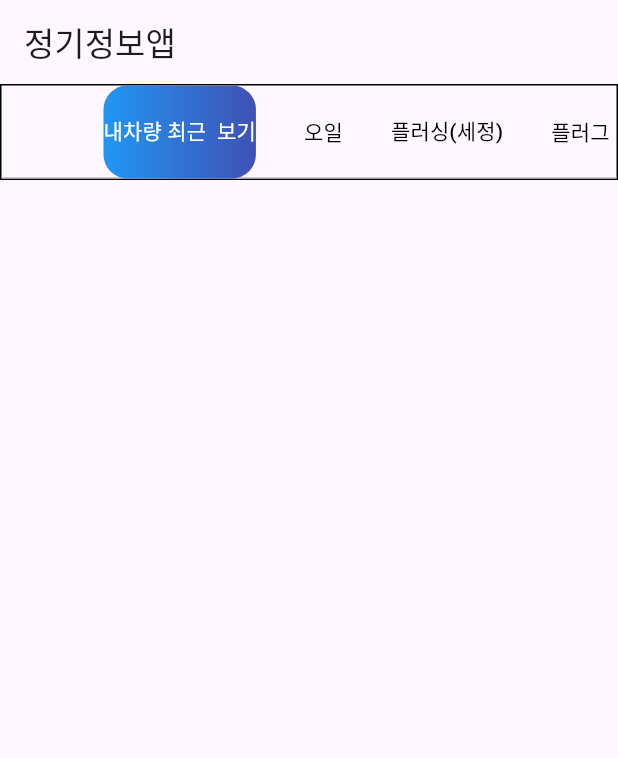
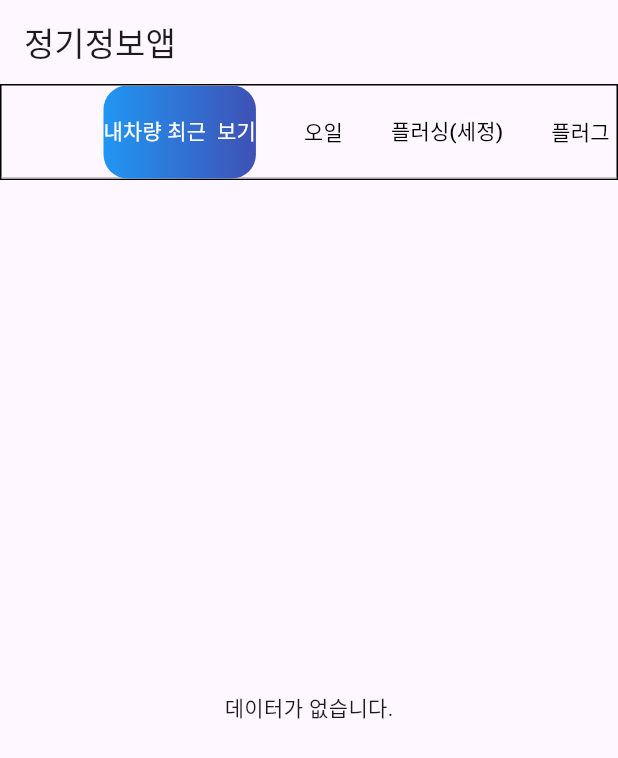
Before and after one commit to OSS0302/car_periodic_inspection_info, a Flutter app: the HyundaiScreen screen opened by its route, on a phone screen of 412 x 824 dp. Shown: the top 758 px of the screen. Run offline on Flutter 3.47's test engine with Material 3 defaults, Android fonts, the phone set to English and light mode, and no system bars; our stand-ins replace freezed_annotation, go_router, supabase_flutter; accounts and stored records are empty; network calls fail.

Commit message:
최근내역 라스트추가하기

```diff
--- a/lib/presentation/tab_screen/hyundai_tab_bar.dart
+++ b/lib/presentation/tab_screen/hyundai_tab_bar.dart
@@ -1,5 +1,8 @@
 import 'package:car_periodic_inspection_info/presentation/tab_screen/tab_info.dart';
 import 'package:flutter/material.dart';
+import 'package:intl/intl.dart';
+
+import '../car_main_screen/main_screen.dart';
 
 class HyundaiScreen extends StatefulWidget {
   const HyundaiScreen({Key? key}) : super(key: key);
@@ -9,17 +12,49 @@ class HyundaiScreen extends StatefulWidget {
 }
 
 class _HyundaiScreenState extends State<HyundaiScreen> with TickerProviderStateMixin {
+  late final Stream<List<Map<String, dynamic>>> carDataStream;
   late TabController _tabController;
 
   @override
   void initState() {
-    _tabController = TabController(
-      length: 16,
-      vsync: this, //vsync에 this 형태로 전달해야 애니메이션이 정상 처리됨
-    );
     super.initState();
+    _tabController = TabController(length: 16, vsync: this);
+    carDataStream = supabase
+        .from('CarPeriodicAdd')
+        .stream(primaryKey: ['id'])
+        .order('date', ascending: false)
+        .map((list) => list.map((map) => map as Map<String, dynamic>).toList());
   }
 
+  Widget carPeriodicInfo() {
+    return StreamBuilder<List<Map<String, dynamic>>>(
+      stream: carDataStream,
+      builder: (context, snapshot) {
+        if (snapshot.connectionState == ConnectionState.waiting) {
+          return Center(child: CircularProgressIndicator());
+        }
+        if (!snapshot.hasData || snapshot.data!.isEmpty) {
+          return Center(child: Text("데이터가 없습니다."));
+        }
+        var data = snapshot.data!;
+        return ListView.builder(
+          itemCount: data.length,
+          itemBuilder: (context, index) {
+            var item = data[index];
+            return Column(
+              children: [
+                ListTile(
+                  title: Text('${item['car_select']}: ${item['car_number']}'),
+                    subtitle: Text('주행거리: ${item['distance']} km, 점검유형: ${item['check_type']}\n''점검일자: ${DateFormat('yyyy년 MM월 dd일 HH시 mm분 ss초').format(DateTime.parse(item['date']).toUtc().add(Duration(hours: 9)))}'),
+                ),
+                Divider(thickness: 1,color: Colors.black,),
+              ],
+            );
+          },
+        );
+      },
+    );
+  }
 
   @override
   Widget build(BuildContext context) {
@@ -80,7 +115,7 @@ class _HyundaiScreenState extends State<HyundaiScreen> with TickerProviderStateM
             child: TabBarView(
               controller: _tabController,
               children: [
-                tabViewInfo(''),
+                carPeriodicInfo(),
                 tabViewInfo(engineOil),
                 tabViewInfo(cleaningFlushing),
                 tabViewInfo(sparkPlug),
@@ -105,6 +140,7 @@ class _HyundaiScreenState extends State<HyundaiScreen> with TickerProviderStateM
     );
   }
 }
+
 
 Widget tabInfo( String title) {
   return Container(
@@ -131,17 +167,3 @@ Widget tabViewInfo(String content) {
     ],
   );
 }
-
-class CarPeriodicListScreen extends StatefulWidget {
-  const CarPeriodicListScreen({super.key});
-
-  @override
-  State<CarPeriodicListScreen> createState() => _CarPeriodicListScreenState();
-}
-
-class _CarPeriodicListScreenState extends State<CarPeriodicListScreen> {
-  @override
-  Widget build(BuildContext context) {
-    return const Placeholder();
-  }
-}
```
